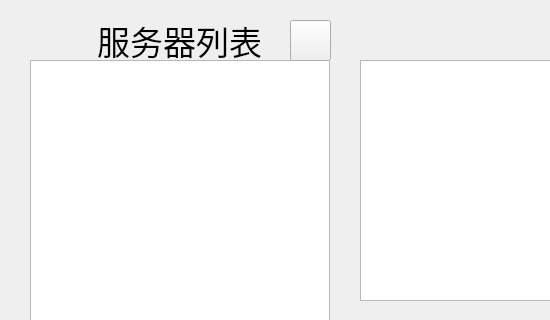
Qt form ui/MainWindow.ui (YeshengSu/MapleStroyStarter) before a commit; both pictures show x 0 to 550 and y 0 to 320 of the 900 by 600 pixel window.
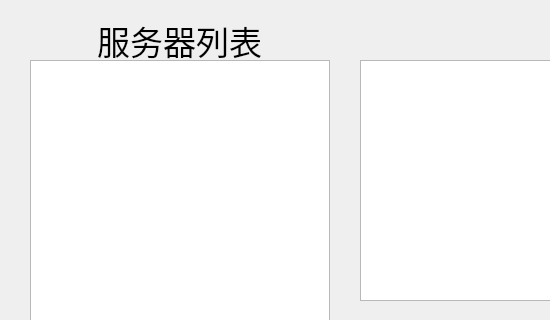
The same form after that commit.

Diff of the .ui file:
```diff
--- a/ui/MainWindow.ui
+++ b/ui/MainWindow.ui
@@ -138,6 +138,9 @@
     <property name="text">
      <string/>
     </property>
+    <property name="flat">
+     <bool>true</bool>
+    </property>
    </widget>
    <widget class="QPushButton" name="ShortCutButton">
     <property name="geometry">
```
